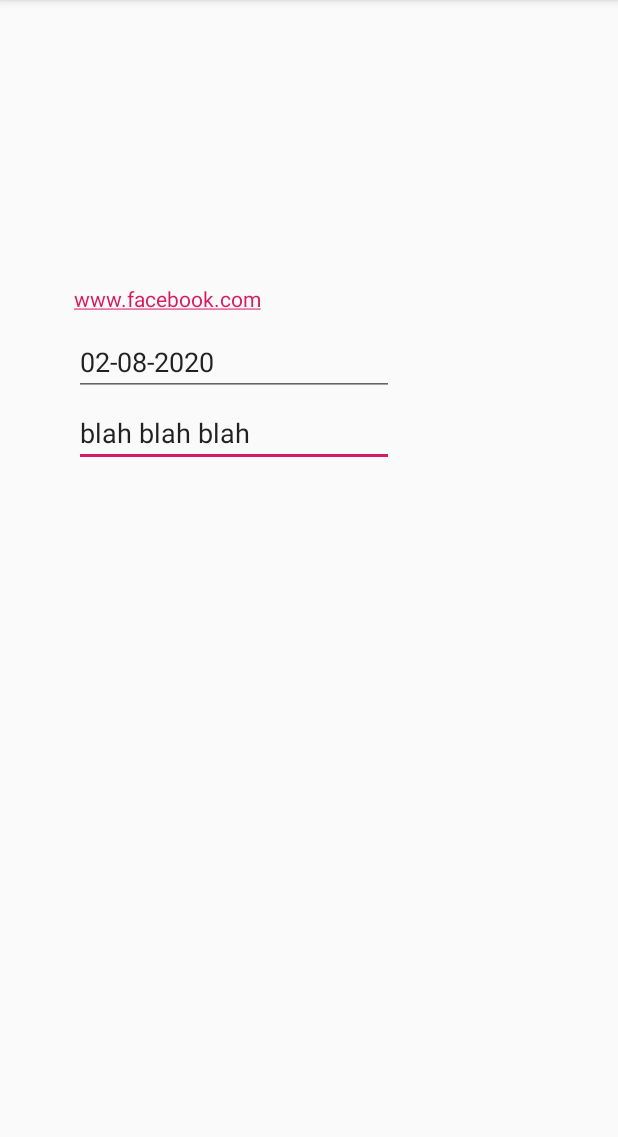
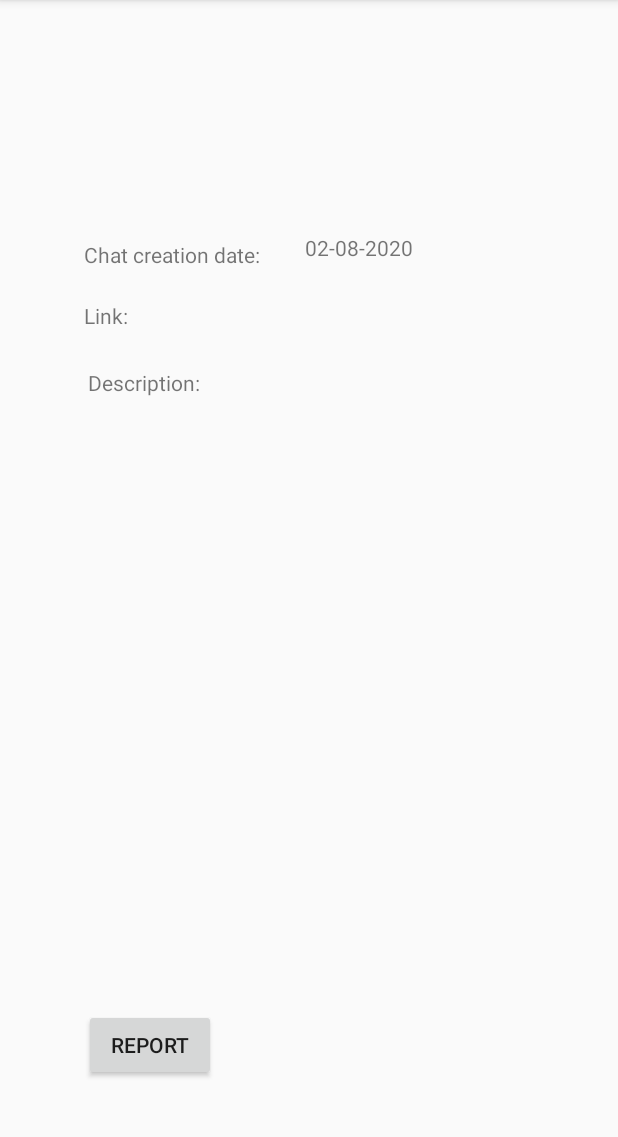
Before and after one commit to HarryStarfrostCui/LinkChat, an Android app: the DescriptionActivity screen opened directly, with no data from a screen before it, on a phone screen of 412 x 824 dp, the part 84-1221 px from its top. Run offline under Robolectric (Android 15) with nearby library versions, the phone set to English and light mode, and no system bars.

```diff
--- a/app/src/main/java/com/example/linkchat/DescriptionActivity.java
+++ b/app/src/main/java/com/example/linkchat/DescriptionActivity.java
@@ -5,7 +5,11 @@ import java.text.SimpleDateFormat;
 import java.util.Date;
 import java.util.Calendar;
 import android.os.Bundle;
+import android.view.View;
+import android.widget.Button;
 import android.widget.TextView;
+
+import org.w3c.dom.Text;
 
 public class DescriptionActivity extends AppCompatActivity {
     public static final String DATE_FORMAT = "MM-dd-yyyy";
@@ -14,13 +18,39 @@ public class DescriptionActivity extends AppCompatActivity {
     protected void onCreate(Bundle savedInstanceState) {
         super.onCreate(savedInstanceState);
         setContentView(R.layout.activity_description);
+        //Chat Name
+        TextView ChatName = (TextView) findViewById(R.id.chatName);
+        ChatName.setText (" ");
+        //Course Name
+        TextView CourseName = (TextView) findViewById(R.id.courseName);
+        CourseName.setText (" ");
+        //Course Number
+        TextView CourseNumber = (TextView) findViewById(R.id.courseNumber);
+        CourseNumber.setText (" ");
+        //Link
+        TextView linkBox = (TextView) findViewById(R.id.linkFixed);
+        linkBox.setText("Link: ");
         TextView linkID = (TextView) findViewById(R.id.link);
-        linkID.setText("www.facebook.com");
-        TextView date = (TextView) findViewById(R.id.date);
+        linkID.setText(" ");
+        //Date
+        TextView dateBox = (TextView) findViewById(R.id.dateFixed);
+        dateBox.setText ("Chat creation date: ");
+        TextView date = (TextView) findViewById(R.id.dateLink);
         String chatDate = getCurrentDate();
         date.setText(chatDate);
-        TextView chatDescription = (TextView) findViewById(R.id.description);
-        chatDescription.setText("blah blah blah");
+        //Description
+        TextView descriptionBox = (TextView) findViewById(R.id.descriptionFixed);
+        descriptionBox.setText("Description: ");
+        TextView chatDescription = (TextView) findViewById(R.id.descriptionLink);
+        chatDescription.setText(" ");
+        Button Report = (Button) findViewById(R.id.report);
+        Report.setOnClickListener(new View.OnClickListener() {
+            @Override
+            public void onClick(View v) {
+
+            }
+        });
+
     }
     public static String getCurrentDate()
     {
--- a/app/src/main/res/layout/activity_description.xml
+++ b/app/src/main/res/layout/activity_description.xml
@@ -6,21 +6,35 @@
     android:layout_height="match_parent"
     tools:context=".DescriptionActivity">
 
+    //chat room link from database
     <TextView
         android:id="@+id/link"
+        android:layout_width="137dp"
+        android:layout_height="30dp"
+        android:autoLink="web"
+        android:text=" "
+        app:layout_constraintBottom_toBottomOf="parent"
+        app:layout_constraintEnd_toEndOf="parent"
+        app:layout_constraintHorizontal_bias="0.74"
+        app:layout_constraintStart_toStartOf="parent"
+        app:layout_constraintTop_toTopOf="parent"
+        app:layout_constraintVertical_bias="0.271" />
+    //Link box not to be changed
+    <TextView
+        android:id="@+id/linkFixed"
         android:layout_width="132dp"
         android:layout_height="28dp"
+        android:autoLink="web"
         android:text="Link: "
-        android:autoLink="web"
         app:layout_constraintBottom_toBottomOf="parent"
         app:layout_constraintEnd_toEndOf="parent"
-        app:layout_constraintHorizontal_bias="0.175"
+        app:layout_constraintHorizontal_bias="0.2"
         app:layout_constraintStart_toStartOf="parent"
         app:layout_constraintTop_toTopOf="parent"
-        app:layout_constraintVertical_bias="0.256" />
-
-    <EditText
-        android:id="@+id/description"
+        app:layout_constraintVertical_bias="0.271" />
+    //Description box not to be changed
+    <TextView
+        android:id="@+id/descriptionFixed"
         android:layout_width="wrap_content"
         android:layout_height="wrap_content"
         android:ems="10"
@@ -28,22 +42,101 @@
         android:text="Description: "
         app:layout_constraintBottom_toBottomOf="parent"
         app:layout_constraintEnd_toEndOf="parent"
-        app:layout_constraintHorizontal_bias="0.247"
+        app:layout_constraintHorizontal_bias="0.233"
         app:layout_constraintStart_toStartOf="parent"
         app:layout_constraintTop_toTopOf="parent"
-        app:layout_constraintVertical_bias="0.368" />
-
-    <EditText
-        android:id="@+id/date"
+        app:layout_constraintVertical_bias="0.328" />
+    //description to be added from database
+    <TextView
+        android:id="@+id/descriptionLink"
+        android:layout_width="211dp"
+        android:layout_height="102dp"
+        android:ems="10"
+        android:inputType="textPersonName"
+        android:text=" "
+        app:layout_constraintBottom_toBottomOf="parent"
+        app:layout_constraintEnd_toEndOf="parent"
+        app:layout_constraintHorizontal_bias="0.28"
+        app:layout_constraintStart_toStartOf="parent"
+        app:layout_constraintTop_toTopOf="parent"
+        app:layout_constraintVertical_bias="0.432" />
+    //Chat creation date not to be changed
+    <TextView
+        android:id="@+id/dateFixed"
+        android:layout_width="130dp"
+        android:layout_height="19dp"
+        android:ems="10"
+        android:inputType="date"
+        android:text="Date: "
+        app:layout_constraintBottom_toBottomOf="parent"
+        app:layout_constraintEnd_toEndOf="parent"
+        app:layout_constraintHorizontal_bias="0.199"
+        app:layout_constraintStart_toStartOf="parent"
+        app:layout_constraintTop_toTopOf="parent"
+        app:layout_constraintVertical_bias="0.214" />
+    //Chat creation date value from database
+    <TextView
+        android:id="@+id/dateLink"
+        android:layout_width="127dp"
+        android:layout_height="23dp"
+        android:ems="10"
+        android:inputType="date"
+        android:text=" "
+        app:layout_constraintBottom_toBottomOf="parent"
+        app:layout_constraintEnd_toEndOf="parent"
+        app:layout_constraintHorizontal_bias="0.714"
+        app:layout_constraintStart_toStartOf="parent"
+        app:layout_constraintTop_toTopOf="parent"
+        app:layout_constraintVertical_bias="0.209" />
+    //Chat name from database
+    <TextView
+        android:id="@+id/chatName"
+        android:layout_width="162dp"
+        android:layout_height="43dp"
+        android:text=" "
+        android:textSize="30sp"
+        app:layout_constraintBottom_toBottomOf="parent"
+        app:layout_constraintEnd_toEndOf="parent"
+        app:layout_constraintHorizontal_bias="0.232"
+        app:layout_constraintStart_toStartOf="parent"
+        app:layout_constraintTop_toTopOf="parent"
+        app:layout_constraintVertical_bias="0.09" />
+    //Course name from database
+    <TextView
+        android:id="@+id/courseName"
         android:layout_width="wrap_content"
         android:layout_height="wrap_content"
-        android:ems="10"
-        android:inputType="date"
-        android:text="Chat creation date: "
+        android:text="xxxx"
+        android:textSize="15sp"
         app:layout_constraintBottom_toBottomOf="parent"
         app:layout_constraintEnd_toEndOf="parent"
-        app:layout_constraintHorizontal_bias="0.247"
+        app:layout_constraintHorizontal_bias="0.151"
         app:layout_constraintStart_toStartOf="parent"
         app:layout_constraintTop_toTopOf="parent"
-        app:layout_constraintVertical_bias="0.303" />
+        app:layout_constraintVertical_bias="0.164" />
+    //course number from database
+    <TextView
+        android:id="@+id/courseNumber"
+        android:layout_width="wrap_content"
+        android:layout_height="wrap_content"
+        android:text="xxx"
+        android:textSize="15sp"
+        app:layout_constraintBottom_toBottomOf="parent"
+        app:layout_constraintEnd_toEndOf="parent"
+        app:layout_constraintHorizontal_bias="0.249"
+        app:layout_constraintStart_toStartOf="parent"
+        app:layout_constraintTop_toTopOf="parent"
+        app:layout_constraintVertical_bias="0.164" />
+
+    <Button
+        android:id="@+id/report"
+        android:layout_width="wrap_content"
+        android:layout_height="wrap_content"
+        android:text="Report"
+        app:layout_constraintBottom_toBottomOf="parent"
+        app:layout_constraintEnd_toEndOf="parent"
+        app:layout_constraintHorizontal_bias="0.173"
+        app:layout_constraintStart_toStartOf="parent"
+        app:layout_constraintTop_toTopOf="parent"
+        app:layout_constraintVertical_bias="0.934" />
 </androidx.constraintlayout.widget.ConstraintLayout>
```
